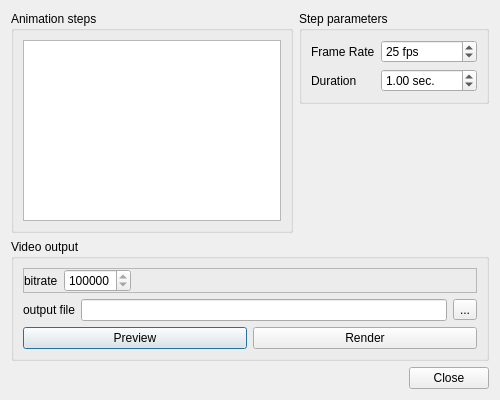
First picture: the form in plugins/qAnimation/animationDlg.ui, repository CloudCompare/CloudCompare, before the edit.
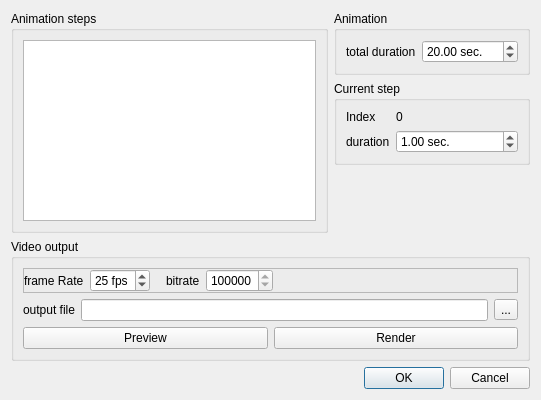
Second picture: the form after the edit. Icons and pictures are not drawn.

Commit message: qAnimation: the user can now set either the whole duration or the duration of each step. Moreover the duration is stored as "meta-data" (on the first viewport)

The edit to the form file:
```diff
--- a/plugins/qAnimation/animationDlg.ui
+++ b/plugins/qAnimation/animationDlg.ui
@@ -6,7 +6,7 @@
    <rect>
     <x>0</x>
     <y>0</y>
-    <width>500</width>
+    <width>541</width>
     <height>400</height>
    </rect>
   </property>
@@ -38,36 +38,68 @@
      </item>
      <item>
       <layout class="QVBoxLayout" name="verticalLayout_3">
+       <item>
+        <widget class="QGroupBox" name="pathGroupBox">
+         <property name="title">
+          <string>Animation</string>
+         </property>
+         <layout class="QFormLayout" name="formLayout_2">
+          <property name="fieldGrowthPolicy">
+           <enum>QFormLayout::AllNonFixedFieldsGrow</enum>
+          </property>
+          <item row="0" column="0">
+           <widget class="QLabel" name="label_8">
+            <property name="text">
+             <string>total duration</string>
+            </property>
+           </widget>
+          </item>
+          <item row="0" column="1">
+           <widget class="QDoubleSpinBox" name="totalTimeDoubleSpinBox">
+            <property name="suffix">
+             <string> sec.</string>
+            </property>
+            <property name="minimum">
+             <double>1.000000000000000</double>
+            </property>
+            <property name="maximum">
+             <double>3600.000000000000000</double>
+            </property>
+            <property name="value">
+             <double>20.000000000000000</double>
+            </property>
+           </widget>
+          </item>
+         </layout>
+        </widget>
+       </item>
        <item>
         <widget class="QGroupBox" name="groupBox">
          <property name="title">
-          <string>Step parameters</string>
+          <string>Current step</string>
          </property>
          <layout class="QFormLayout" name="formLayout">
+          <property name="fieldGrowthPolicy">
+           <enum>QFormLayout::AllNonFixedFieldsGrow</enum>
+          </property>
           <item row="0" column="0">
-           <widget class="QLabel" name="label">
+           <widget class="QLabel" name="label_6">
             <property name="text">
-             <string>Frame Rate</string>
+             <string>Index</string>
             </property>
            </widget>
           </item>
           <item row="0" column="1">
-           <widget class="QSpinBox" name="fpsSpinBox">
-            <property name="suffix">
-             <string> fps</string>
-            </property>
-            <property name="minimum">
-             <number>1</number>
-            </property>
-            <property name="value">
-             <number>25</number>
+           <widget class="QLabel" name="stepIndexLabel">
+            <property name="text">
+             <string>0</string>
             </property>
            </widget>
           </item>
           <item row="1" column="0">
            <widget class="QLabel" name="label_2">
             <property name="text">
-             <string>Duration</string>
+             <string>duration</string>
             </property>
            </widget>
           </item>
@@ -79,11 +111,8 @@
             <property name="suffix">
              <string> sec.</string>
             </property>
-            <property name="decimals">
-             <number>2</number>
-            </property>
             <property name="maximum">
-             <double>1000.000000000000000</double>
+             <double>3600.000000000000000</double>
             </property>
             <property name="singleStep">
              <double>0.010000000000000</double>
@@ -137,6 +166,42 @@
          <property name="margin">
           <number>0</number>
          </property>
+         <item>
+          <widget class="QLabel" name="label">
+           <property name="text">
+            <string>frame Rate</string>
+           </property>
+          </widget>
+         </item>
+         <item>
+          <widget class="QSpinBox" name="fpsSpinBox">
+           <property name="suffix">
+            <string> fps</string>
+           </property>
+           <property name="minimum">
+            <number>1</number>
+           </property>
+           <property name="value">
+            <number>25</number>
+           </property>
+          </widget>
+         </item>
+         <item>
+          <spacer name="horizontalSpacer">
+           <property name="orientation">
+            <enum>Qt::Horizontal</enum>
+           </property>
+           <property name="sizeType">
+            <enum>QSizePolicy::Fixed</enum>
+           </property>
+           <property name="sizeHint" stdset="0">
+            <size>
+             <width>10</width>
+             <height>0</height>
+            </size>
+           </property>
+          </spacer>
+         </item>
          <item>
           <widget class="QLabel" name="label_3">
            <property name="text">
@@ -161,14 +226,14 @@
           </widget>
          </item>
          <item>
-          <spacer name="horizontalSpacer">
+          <spacer name="horizontalSpacer_2">
            <property name="orientation">
             <enum>Qt::Horizontal</enum>
            </property>
            <property name="sizeHint" stdset="0">
             <size>
-             <width>332</width>
-             <height>20</height>
+             <width>0</width>
+             <height>0</height>
             </size>
            </property>
           </spacer>
@@ -224,7 +289,7 @@
       <enum>Qt::Horizontal</enum>
      </property>
      <property name="standardButtons">
-      <set>QDialogButtonBox::Close</set>
+      <set>QDialogButtonBox::Cancel|QDialogButtonBox::Ok</set>
      </property>
     </widget>
    </item>
```
Left out of the diff: 8 changed lines with no effect on the pictures. The commit also changes 6 other files.
